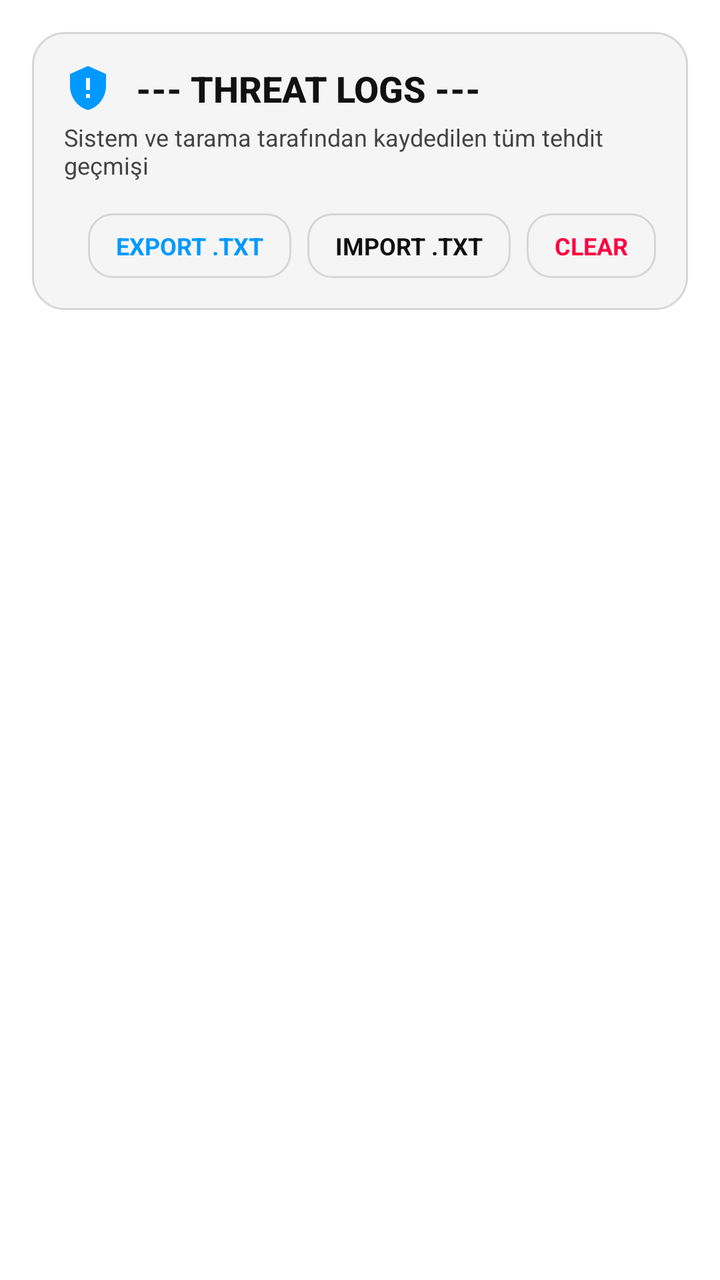
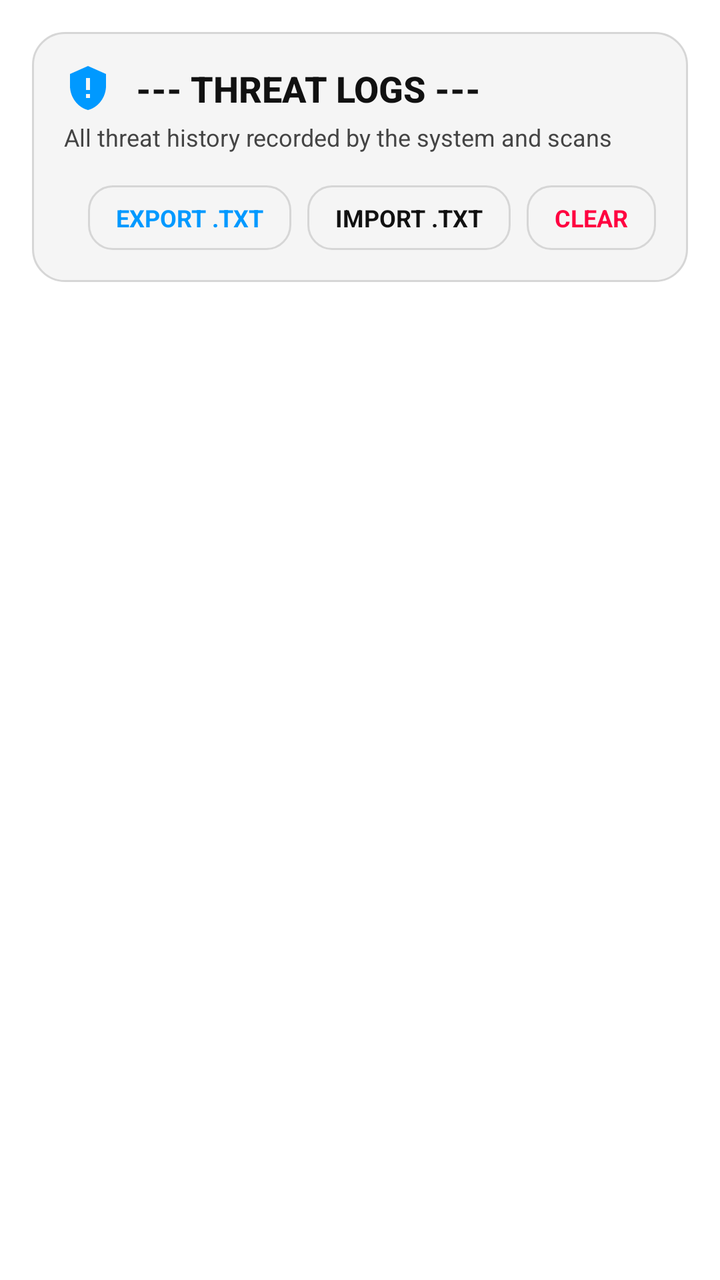

Before-and-after screenshots of an Android layout around one commit, followed by the original layout XML and the change that was made.
<!-- AndroidManifest.xml: application theme Theme.HydraDragon -->
<!-- res/layout/fragment_threat_log.xml -->
<?xml version="1.0" encoding="utf-8"?>
<LinearLayout xmlns:android="http://schemas.android.com/apk/res/android"
    xmlns:app="http://schemas.android.com/apk/res-auto"
    android:layout_width="match_parent"
    android:layout_height="match_parent"
    android:orientation="vertical"
    android:background="@color/bg_primary">

    
    <LinearLayout
        android:layout_width="match_parent"
        android:layout_height="wrap_content"
        android:orientation="vertical"
        android:background="@drawable/card_background"
        android:layout_margin="16dp"
        android:padding="16dp">

        <LinearLayout
            android:layout_width="match_parent"
            android:layout_height="wrap_content"
            android:orientation="horizontal"
            android:gravity="center_vertical">

            <ImageView
                android:layout_width="24dp"
                android:layout_height="24dp"
                android:src="@drawable/ic_nav_threats"
                app:tint="@color/neon_cyan"
                android:contentDescription="@null"/>

            <TextView
                android:layout_width="0dp"
                android:layout_height="wrap_content"
                android:layout_weight="1"
                android:layout_marginStart="12dp"
                android:text="@string/threat_logs_title"
                android:textColor="@color/text_primary"
                android:textSize="18sp"
                android:textStyle="bold"
                android:fontFamily="sans-serif-medium"/>

        </LinearLayout>

        <TextView
            android:layout_width="match_parent"
            android:layout_height="wrap_content"
            android:layout_marginTop="4dp"
            android:text="Sistem ve tarama tarafından kaydedilen tüm tehdit geçmişi"
            android:textColor="@color/text_secondary"
            android:textSize="12sp"
            android:fontFamily="sans-serif"/>

        
        <LinearLayout
            android:layout_width="match_parent"
            android:layout_height="wrap_content"
            android:orientation="horizontal"
            android:layout_marginTop="16dp"
            android:gravity="end">

            <TextView
                android:id="@+id/btn_export_logs"
                android:layout_width="wrap_content"
                android:layout_height="wrap_content"
                android:text="@string/threat_log_export"
                android:textColor="@color/neon_cyan"
                android:textSize="12sp"
                android:textStyle="bold"
                android:background="@drawable/btn_rounded_secondary"
                android:paddingHorizontal="14dp"
                android:paddingVertical="8dp"
                android:clickable="true"
                android:focusable="true"/>

            <TextView
                android:id="@+id/btn_import_logs"
                android:layout_width="wrap_content"
                android:layout_height="wrap_content"
                android:layout_marginStart="8dp"
                android:text="@string/threat_log_import"
                android:textColor="@color/text_primary"
                android:textSize="12sp"
                android:textStyle="bold"
                android:background="@drawable/btn_rounded_secondary"
                android:paddingHorizontal="14dp"
                android:paddingVertical="8dp"
                android:clickable="true"
                android:focusable="true"/>

            <TextView
                android:id="@+id/btn_clear_logs"
                android:layout_width="wrap_content"
                android:layout_height="wrap_content"
                android:layout_marginStart="8dp"
                android:text="@string/threat_log_clear"
                android:textColor="@color/threat_red"
                android:textSize="12sp"
                android:textStyle="bold"
                android:background="@drawable/btn_rounded_secondary"
                android:paddingHorizontal="14dp"
                android:paddingVertical="8dp"
                android:clickable="true"
                android:focusable="true"/>

        </LinearLayout>

    </LinearLayout>

    
    <ScrollView
        android:layout_width="match_parent"
        android:layout_height="match_parent"
        android:fillViewport="true"
        android:clipToPadding="false"
        android:paddingHorizontal="16dp"
        android:paddingBottom="16dp">

        <LinearLayout
            android:id="@+id/container_logs"
            android:layout_width="match_parent"
            android:layout_height="wrap_content"
            android:orientation="vertical"/>

    </ScrollView>

</LinearLayout>
<!-- resources referenced by this layout -->
<resources>
  <color name="bg_primary">#FFFFFF</color>
  <color name="neon_cyan">#0099FF</color>
  <color name="text_primary">#111111</color>
  <color name="text_secondary">#444444</color>
  <color name="threat_red">#FF0040</color>
  <!-- drawable btn_rounded_secondary (drawable) -->
  <?xml version="1.0" encoding="utf-8"?>
  <ripple xmlns:android="http://schemas.android.com/apk/res/android"
      android:color="@color/ripple_color">
      <item>
          <shape android:shape="rectangle">
              <solid android:color="@color/bg_secondary" />
              <corners android:radius="12dp" />
              <stroke
                  android:width="1dp"
                  android:color="@color/card_border" />
          </shape>
      </item>
  </ripple>
  <!-- drawable card_background (drawable) -->
  <?xml version="1.0" encoding="utf-8"?>
  <shape xmlns:android="http://schemas.android.com/apk/res/android"
      android:shape="rectangle">
      <solid android:color="@color/bg_secondary" />
      <corners android:radius="16dp" />
      <stroke
          android:width="1dp"
          android:color="@color/card_border" />
  </shape>
  <!-- drawable ic_nav_threats (drawable) -->
  <vector xmlns:android="http://schemas.android.com/apk/res/android" android:width="24dp" android:height="24dp" android:viewportWidth="24" android:viewportHeight="24"><path android:fillColor="#FFFFFF" android:pathData="M12,1L3,5v6c0,5.55 3.84,10.74 9,12c5.16,-1.26 9,-6.45 9,-12V5l-9,-4zM11,7h2v6h-2V7zM11,15h2v2h-2v-2z"/></vector>
  <string name="threat_log_clear">CLEAR</string>
  <string name="threat_log_export">EXPORT .TXT</string>
  <string name="threat_log_import">IMPORT .TXT</string>
  <string name="threat_logs_title">--- THREAT LOGS ---</string>
  <style name="Theme.HydraDragon" parent="Theme.AppCompat.DayNight.NoActionBar">
          <item name="colorPrimary">@color/neon_green</item>
          <item name="colorPrimaryDark">@color/bg_primary</item>
          <item name="colorAccent">@color/neon_cyan</item>
          <item name="android:windowBackground">@color/bg_primary</item>
          <item name="android:statusBarColor">@color/bg_primary</item>
          <item name="android:navigationBarColor">@color/nav_bg</item>
      </style>
  <color name="ripple_color">#22000000</color>
  <color name="bg_secondary">#F5F5F5</color>
  <color name="card_border">#D6D6D6</color>
  <color name="neon_green">#00CC66</color>
  <color name="nav_bg">#EAEAEA</color>
</resources>

<!-- the commit's change to res/layout/fragment_threat_log.xml (unified diff, before → after) -->
@@ -45,7 +45,7 @@
             android:layout_width="match_parent"
             android:layout_height="wrap_content"
             android:layout_marginTop="4dp"
-            android:text="Sistem ve tarama tarafından kaydedilen tüm tehdit geçmişi"
+            android:text="@string/threat_logs_subtitle"
             android:textColor="@color/text_secondary"
             android:textSize="12sp"
             android:fontFamily="sans-serif"/>
<!-- resource entries referenced after the edit -->
@@ -34,6 +34,7 @@
   <string name="threat_log_clear">CLEAR</string>
   <string name="threat_log_export">EXPORT .TXT</string>
   <string name="threat_log_import">IMPORT .TXT</string>
+  <string name="threat_logs_subtitle">All threat history recorded by the system and scans</string>
   <string name="threat_logs_title">--- THREAT LOGS ---</string>
   <style name="Theme.HydraDragon" parent="Theme.AppCompat.DayNight.NoActionBar">
           <item name="colorPrimary">@color/neon_green</item>
